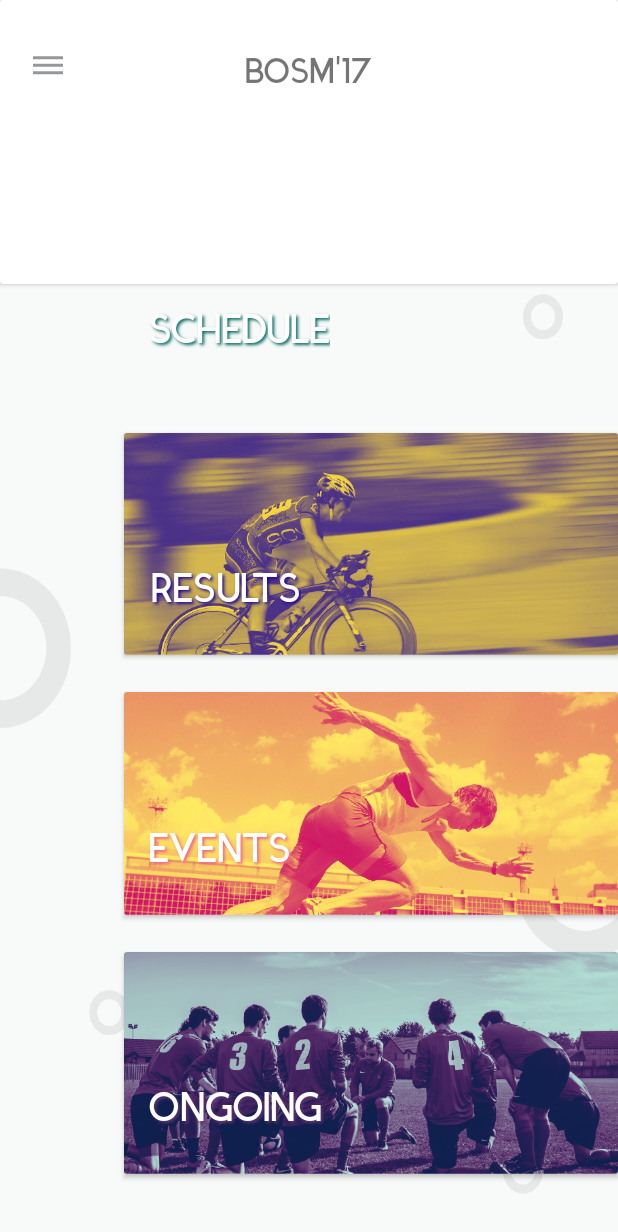
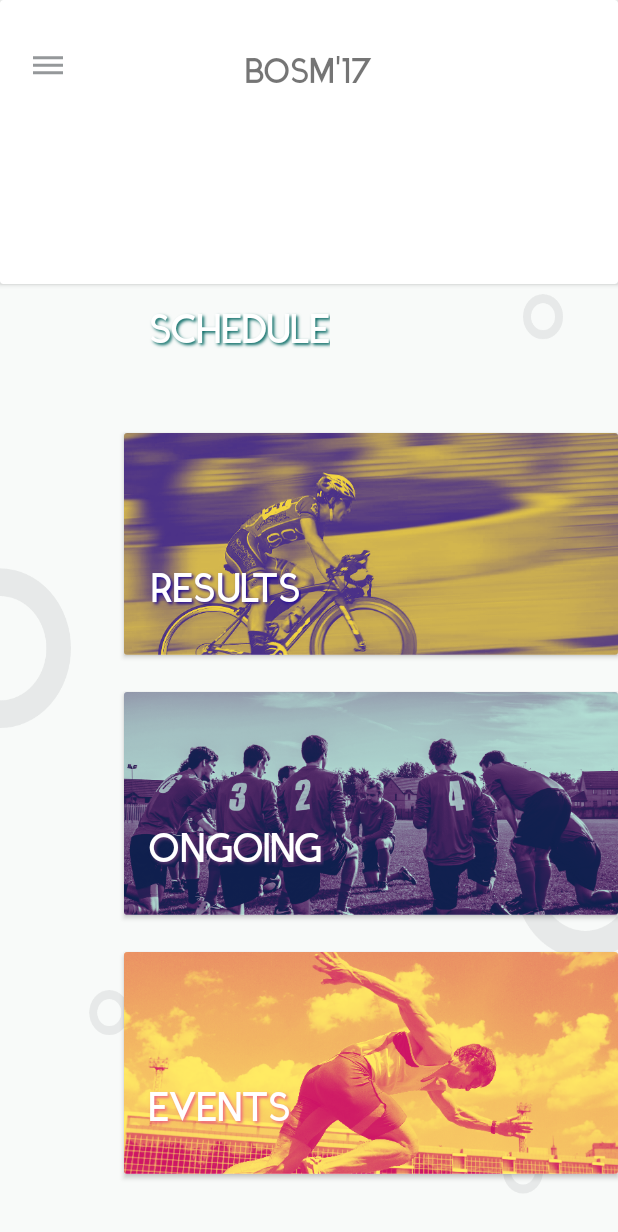
Before and after one commit to iammvaibhav/BOSM-2017, an Android app: the screen it shows after launch (Main), on a phone screen of 412 x 824 dp. Shown: the top 1232 px of the screen. Run offline under Robolectric (Android 15) with nearby library versions, the phone set to English and light mode, and no system bars; our stand-ins replace Firebase (no records; nobody signed in at launch, a user with empty details on screens opened directly), Picasso; libraries missing offline, so code that uses them is left out: com.androidnetworking, devlight.io.library; plain views replace NavigationTabBar; pictures from the network do not load; 13 statements that could not run were skipped.

Commit message:
Persistent Data Enabled. Now app will work even without internet connection

```diff
--- a/app/src/main/java/com/bitspilanidvm/bosm2017/Activity/Main.kt
+++ b/app/src/main/java/com/bitspilanidvm/bosm2017/Activity/Main.kt
@@ -28,10 +28,7 @@ import com.bitspilanidvm.bosm2017.Fragments.*
 import com.bitspilanidvm.bosm2017.Modals.Sports
 import com.bitspilanidvm.bosm2017.Notifications.Notifications
 import com.bitspilanidvm.bosm2017.R
-import com.bitspilanidvm.bosm2017.Universal.GLOBAL_DATA
-import com.bitspilanidvm.bosm2017.Universal.convertListToNonFixtureSportsDecoupledList
-import com.bitspilanidvm.bosm2017.Universal.getWinnerListFromFixtureSportsDataList
-import com.bitspilanidvm.bosm2017.Universal.getWinnerListFromNonFixtureSportsDataDecoupledList
+import com.bitspilanidvm.bosm2017.Universal.*
 import com.google.android.gms.maps.CameraUpdateFactory
 import com.google.android.gms.maps.GoogleMap
 import com.google.android.gms.maps.OnMapReadyCallback
@@ -98,9 +95,9 @@ class Main : AppCompatActivity(), View.OnClickListener, Animator.AnimatorListene
 
         bosmTextView = findViewById(R.id.bosmTextView)
         hamburgerIcon = findViewById(R.id.hamburgerIcon)
-        tiles = arrayOf(findViewById(R.id.schedule), findViewById(R.id.results), findViewById(R.id.events), findViewById(R.id.ongoing))
-        tilesText = arrayOf(findViewById(R.id.scheduleText), findViewById(R.id.resultsText), findViewById(R.id.eventsText), findViewById(R.id.ongoingText))
-        titlesImages = arrayOf(findViewById(R.id.scheduleImage), findViewById(R.id.resultsImage), findViewById(R.id.eventsImage), findViewById(R.id.ongoingImage))
+        tiles = arrayOf(findViewById(R.id.schedule), findViewById(R.id.results), findViewById(R.id.ongoing), findViewById(R.id.events))
+        tilesText = arrayOf(findViewById(R.id.scheduleText), findViewById(R.id.resultsText), findViewById(R.id.ongoingText), findViewById(R.id.eventsText))
+        titlesImages = arrayOf(findViewById(R.id.scheduleImage), findViewById(R.id.resultsImage), findViewById(R.id.ongoingImage), findViewById(R.id.eventsImage))
         drawerLayout = findViewById(R.id.drawerLayout)
         ntb = findViewById(R.id.ntb_vertical)
         headerCard = findViewById(R.id.headerCard)
@@ -218,7 +215,7 @@ class Main : AppCompatActivity(), View.OnClickListener, Animator.AnimatorListene
 
         initNTB()
 
-        val mDatabase = FirebaseDatabase.getInstance().reference.child("Schedule")
+        val mDatabase = Utils.database.reference.child("Schedule")
 
         mDatabase.addValueEventListener(object : ValueEventListener {
             override fun onCancelled(p0: DatabaseError) {
@@ -252,8 +249,8 @@ class Main : AppCompatActivity(), View.OnClickListener, Animator.AnimatorListene
             val position = when(view.id){
                 R.id.schedule -> 0
                 R.id.results -> 1
-                R.id.events -> 2
-                R.id.ongoing -> 3
+                R.id.ongoing -> 2
+                R.id.events -> 3
                 else -> 4
             }
 
--- a/app/src/main/java/com/bitspilanidvm/bosm2017/Activity/SplashScreen.kt
+++ b/app/src/main/java/com/bitspilanidvm/bosm2017/Activity/SplashScreen.kt
@@ -9,13 +9,9 @@ import android.view.View
 import com.bitspilanidvm.bosm2017.Firebase.FirebaseFetcher
 import com.bitspilanidvm.bosm2017.Modals.Sports
 import com.bitspilanidvm.bosm2017.R
-import com.bitspilanidvm.bosm2017.Universal.GLOBAL_DATA
-import com.bitspilanidvm.bosm2017.Universal.convertListToNonFixtureSportsDecoupledList
-import com.bitspilanidvm.bosm2017.Universal.getWinnerListFromFixtureSportsDataList
-import com.bitspilanidvm.bosm2017.Universal.getWinnerListFromNonFixtureSportsDataDecoupledList
+import com.bitspilanidvm.bosm2017.Universal.*
 import com.google.firebase.database.DataSnapshot
 import com.google.firebase.database.DatabaseError
-import com.google.firebase.database.FirebaseDatabase
 import com.google.firebase.database.ValueEventListener
 import com.google.firebase.messaging.FirebaseMessaging
 import java.text.SimpleDateFormat
@@ -31,8 +27,8 @@ class SplashScreen : AppCompatActivity() {
             window.decorView.systemUiVisibility = View.SYSTEM_UI_FLAG_LAYOUT_STABLE or View.SYSTEM_UI_FLAG_LAYOUT_FULLSCREEN
 
         FirebaseMessaging.getInstance().subscribeToTopic("news")
+        val mDatabase = Utils.database.reference.child("Schedule")
 
-        val mDatabase = FirebaseDatabase.getInstance().reference.child("Schedule")
         FirebaseFetcher.initialize()
 
         mDatabase.addListenerForSingleValueEvent(object : ValueEventListener{
--- a/app/src/main/java/com/bitspilanidvm/bosm2017/Fragments/Details.kt
+++ b/app/src/main/java/com/bitspilanidvm/bosm2017/Fragments/Details.kt
@@ -178,8 +178,8 @@ class Details : Fragment(){
         detailsViewPager.adapter = DetailsViewPager(context,
                 arrayOf(DetailsRecyclerView(GLOBAL_DATA.headingsSchedule, GLOBAL_DATA.detailsSchedule, listener3, activity),
                         DetailsRecyclerView(GLOBAL_DATA.headingsResults, GLOBAL_DATA.detailsResults, listener4, activity),
-                        DetailsRecyclerView(ArrayList(GLOBAL_DATA.heading1.asList()), ArrayList(GLOBAL_DATA.details1.asList()), listener1, activity),
-                        DetailsRecyclerView(ArrayList(GLOBAL_DATA.heading2.asList()), ArrayList(GLOBAL_DATA.details2.asList()), listener2, activity)))
+                        DetailsRecyclerView(ArrayList(GLOBAL_DATA.heading2.asList()), ArrayList(GLOBAL_DATA.details2.asList()), listener2, activity),
+                        DetailsRecyclerView(ArrayList(GLOBAL_DATA.heading1.asList()), ArrayList(GLOBAL_DATA.details1.asList()), listener1, activity)))
 
         // setting up page transformer for header view pager
         headerViewPager.setPageTransformer(true, Transformer_HeaderPage())
@@ -190,8 +190,8 @@ class Details : Fragment(){
         // Navigation bar color array
         val navColorArray = arrayOf(getDominantColor(R.drawable.schedule),
                 getDominantColor(R.drawable.results),
-                getDominantColor(R.drawable.events),
-                getDominantColor(R.drawable.ongoing))
+                getDominantColor(R.drawable.ongoing),
+                getDominantColor(R.drawable.events))
 
         // If sdk is greater than lollipop then synchronize nav bar color with header view pager
         if (Build.VERSION.SDK_INT >= Build.VERSION_CODES.LOLLIPOP) {
--- a/app/src/main/java/com/bitspilanidvm/bosm2017/Universal/Data.kt
+++ b/app/src/main/java/com/bitspilanidvm/bosm2017/Universal/Data.kt
@@ -8,10 +8,10 @@ import kotlin.collections.ArrayList
 object GLOBAL_DATA{
 
     var textScale = 2f
-    val imageDrawableRes = arrayOf(R.drawable.schedule, R.drawable.results, R.drawable.events, R.drawable.ongoing)
+    val imageDrawableRes = arrayOf(R.drawable.schedule, R.drawable.results, R.drawable.ongoing, R.drawable.events)
     //val imageDrawableRes = arrayOf(R.color.Events, R.color.Ongoing, R.color.Schedule, R.color.Results)
-    val headerTitles = arrayOf("SCHEDULE", "RESULTS", "EVENTS", "ONGOING")
-    val shadowColors = arrayOf(R.color.Schedule, R.color.Results, R.color.Events, R.color.Ongoing)
+    val headerTitles = arrayOf("SCHEDULE", "RESULTS", "ONGOING", "EVENTS")
+    val shadowColors = arrayOf(R.color.Schedule, R.color.Results, R.color.Ongoing, R.color.Events)
 
     val sportsMap = mapOf(Pair(1, "Hockey"),
             Pair(2, "Athletics (Boys)"),
--- a/app/src/main/java/com/bitspilanidvm/bosm2017/Universal/Utils.kt
+++ b/app/src/main/java/com/bitspilanidvm/bosm2017/Universal/Utils.kt
@@ -2,6 +2,9 @@ package com.bitspilanidvm.bosm2017.Universal
 
 import com.bitspilanidvm.bosm2017.Modals.FixtureSportsData
 import com.bitspilanidvm.bosm2017.Modals.NonFixtureSportsData
+import com.google.firebase.database.FirebaseDatabase
+
+
 
 fun convertToNonFixtureSportsDecoupledList(data: NonFixtureSportsData): List<NonFixtureSportsDataDecoupled>{
     val list = ArrayList<NonFixtureSportsDataDecoupled>()
@@ -63,3 +66,17 @@ fun getWinnerListFromNonFixtureSportsDataDecoupledList(list: List<NonFixtureSpor
 
     return finalList
 }
+
+object Utils {
+    private var mDatabase: FirebaseDatabase? = null
+
+    val database: FirebaseDatabase
+        get() {
+            if (mDatabase == null) {
+                mDatabase = FirebaseDatabase.getInstance()
+                mDatabase!!.setPersistenceEnabled(true)
+            }
+            return mDatabase!!
+        }
+
+}
--- a/app/src/main/res/layout/activity_main.xml
+++ b/app/src/main/res/layout/activity_main.xml
@@ -202,7 +202,7 @@
             app:layout_constraintStart_toStartOf="@+id/guideline12" />
 
         <android.support.v7.widget.CardView
-            android:id="@+id/events"
+            android:id="@+id/ongoing"
             android:layout_width="0dp"
             android:layout_height="0dp"
             android:layout_marginEnd="0dp"
@@ -211,6 +211,45 @@
             app:layout_constraintEnd_toEndOf="parent"
             app:layout_constraintStart_toStartOf="@+id/guideline12"
             app:layout_constraintTop_toTopOf="@+id/guideline6">
+            <ImageView
+                android:id="@+id/ongoingImage"
+                android:layout_width="match_parent"
+                android:layout_height="match_parent"
+                android:scaleType="centerCrop"
+                android:adjustViewBounds="true"/>
+        </android.support.v7.widget.CardView>
+
+        <TextView
+            android:id="@+id/ongoingText"
+            android:layout_width="wrap_content"
+            android:layout_height="wrap_content"
+            android:layout_marginBottom="8dp"
+            android:layout_marginLeft="16dp"
+            android:layout_marginStart="16dp"
+            android:elevation="5dp"
+            android:shadowColor="@color/Ongoing"
+            android:shadowDx="2"
+            android:shadowDy="2"
+            android:shadowRadius="2"
+            android:text="ONGOING"
+            android:textSize="28sp"
+            android:textColor="@android:color/white"
+            app:layout_constraintBottom_toTopOf="@+id/guideline5"
+            app:layout_constraintStart_toStartOf="@+id/guideline12" />
+
+        <android.support.v7.widget.CardView
+            android:id="@+id/events"
+            android:layout_width="0dp"
+            android:layout_height="0dp"
+            android:layout_marginBottom="0dp"
+            android:layout_marginEnd="0dp"
+            android:layout_marginRight="0dp"
+            android:layout_marginTop="0dp"
+            app:layout_constraintBottom_toTopOf="@+id/guideline3"
+            app:layout_constraintEnd_toEndOf="parent"
+            app:layout_constraintStart_toStartOf="@+id/guideline12"
+            app:layout_constraintTop_toTopOf="@+id/guideline4">
+
             <ImageView
                 android:id="@+id/eventsImage"
                 android:layout_width="match_parent"
@@ -234,45 +273,6 @@
             android:text="EVENTS"
             android:textSize="28sp"
             android:textColor="@android:color/white"
-            app:layout_constraintBottom_toTopOf="@+id/guideline5"
-            app:layout_constraintStart_toStartOf="@+id/guideline12" />
-
-        <android.support.v7.widget.CardView
-            android:id="@+id/ongoing"
-            android:layout_width="0dp"
-            android:layout_height="0dp"
-            android:layout_marginBottom="0dp"
-            android:layout_marginEnd="0dp"
-            android:layout_marginRight="0dp"
-            android:layout_marginTop="0dp"
-            app:layout_constraintBottom_toTopOf="@+id/guideline3"
-            app:layout_constraintEnd_toEndOf="parent"
-            app:layout_constraintStart_toStartOf="@+id/guideline12"
-            app:layout_constraintTop_toTopOf="@+id/guideline4">
-
-            <ImageView
-                android:id="@+id/ongoingImage"
-                android:layout_width="match_parent"
-                android:layout_height="match_parent"
-                android:scaleType="centerCrop"
-                android:adjustViewBounds="true"/>
-        </android.support.v7.widget.CardView>
-
-        <TextView
-            android:id="@+id/ongoingText"
-            android:layout_width="wrap_content"
-            android:layout_height="wrap_content"
-            android:layout_marginBottom="8dp"
-            android:layout_marginLeft="16dp"
-            android:layout_marginStart="16dp"
-            android:elevation="5dp"
-            android:shadowColor="@color/Ongoing"
-            android:shadowDx="2"
-            android:shadowDy="2"
-            android:shadowRadius="2"
-            android:text="ONGOING"
-            android:textSize="28sp"
-            android:textColor="@android:color/white"
             app:layout_constraintBottom_toTopOf="@+id/guideline3"
             app:layout_constraintStart_toStartOf="@+id/results" />
 
```
